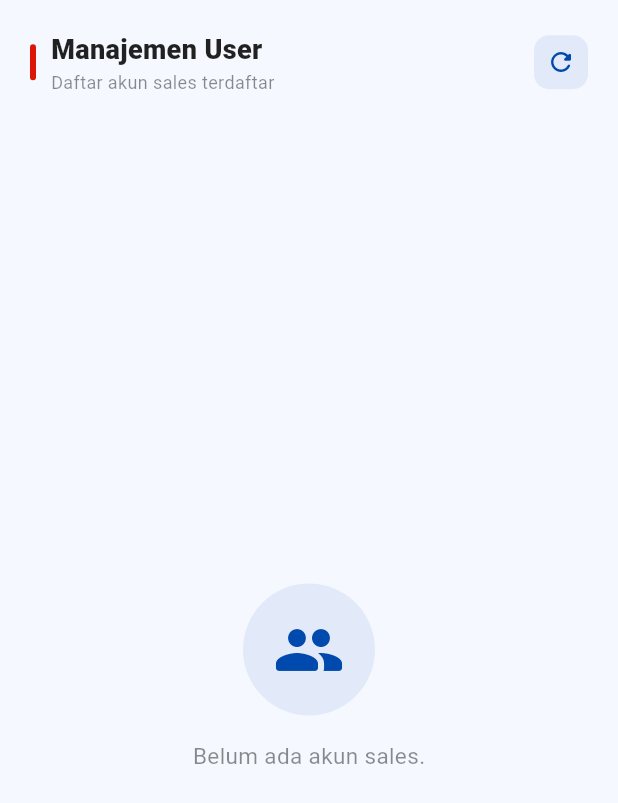
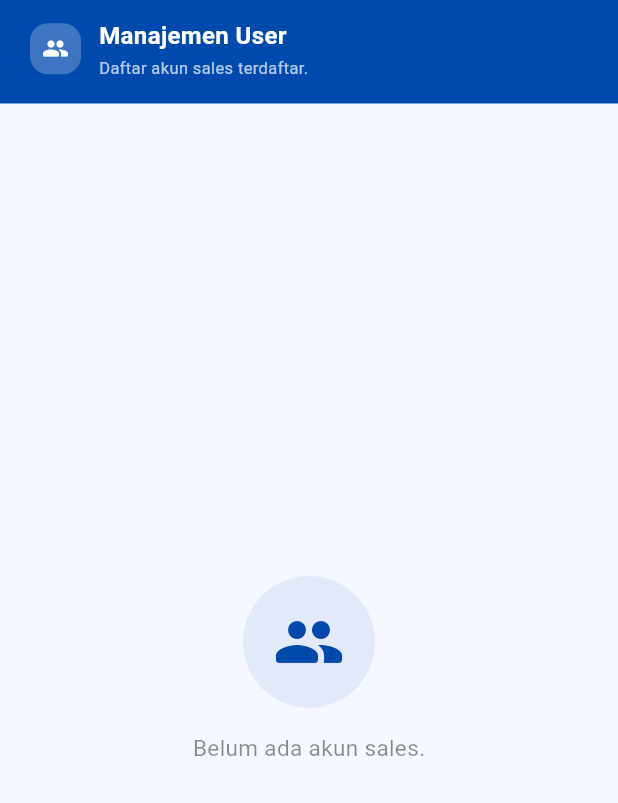
Before and after one commit to januarizka14/monitoring-sales-app, a Flutter app: the AdminUsersTab screen opened directly, on a phone screen of 412 x 824 dp. Shown: the top 803 px of the screen. Run offline on Flutter 3.47's test engine with Material 3 defaults, Android fonts, the phone set to English and light mode, and no system bars; our stand-ins replace geolocator; network calls fail.

Commit message:
Update all files

```diff
--- a/lib/screens/admin_users_tab.dart
+++ b/lib/screens/admin_users_tab.dart
@@ -1,3 +1,5 @@
+import 'dart:async';
+
 import 'package:flutter/material.dart';
 
 import '../services/data_service.dart';
@@ -14,11 +16,23 @@ class _AdminUsersTabState extends State<AdminUsersTab> {
   static const Color accentRed = Color(0xFFDB1607);
 
   late Future<Map<String, dynamic>> _usersFuture;
+  Timer? _autoRefreshTimer;
 
   @override
   void initState() {
     super.initState();
     _refreshUsers();
+    // Auto-refresh tiap 30 detik, tanpa perlu tombol manual
+    _autoRefreshTimer = Timer.periodic(
+      const Duration(seconds: 30),
+      (_) => _refreshUsers(),
+    );
+  }
+
+  @override
+  void dispose() {
+    _autoRefreshTimer?.cancel();
+    super.dispose();
   }
 
   void _refreshUsers() {
@@ -88,53 +102,58 @@ class _AdminUsersTabState extends State<AdminUsersTab> {
   Widget build(BuildContext context) {
     return Scaffold(
       backgroundColor: const Color(0xFFF5F8FF),
-      body: SafeArea(
+      body: Column(
+        crossAxisAlignment: CrossAxisAlignment.start,
+        children: [
+          // Header full-width, menempel di atas, flat, solid color
+          Container(
+            width: double.infinity,
+            padding: EdgeInsets.fromLTRB(
+                20, MediaQuery.of(context).padding.top + 12, 20, 16),
+            color: primaryBlue,
+            child: Row(
+              crossAxisAlignment: CrossAxisAlignment.center,
+              children: [
+                Container(
+                  padding: const EdgeInsets.all(8),
+                  decoration: BoxDecoration(
+                    color: Colors.white24,
+                    borderRadius: BorderRadius.circular(12),
+                  ),
+                  child: const Icon(Icons.people_rounded,
+                      color: Colors.white, size: 18),
+                ),
+                const SizedBox(width: 12),
+                Expanded(
                   child: Column(
                     crossAxisAlignment: CrossAxisAlignment.start,
-          children: [
-            Padding(
-              padding: const EdgeInsets.fromLTRB(20, 20, 20, 16),
-              child: Row(
-                children: [
-                  Container(
-                    width: 4,
-                    height: 24,
-                    decoration: BoxDecoration(
-                      color: accentRed,
-                      borderRadius: BorderRadius.circular(4),
+                    children: const [
+                      Text(
+                        'Manajemen User',
+                        style: TextStyle(
+                          fontSize: 16,
+                          fontWeight: FontWeight.w700,
+                          color: Colors.white,
                         ),
                       ),
-                  const SizedBox(width: 10),
-                  const Column(
-                    crossAxisAlignment: CrossAxisAlignment.start,
-                    children: [
-                      Text('Manajemen User',
+                      SizedBox(height: 2),
+                      Text(
+                        'Daftar akun sales terdaftar.',
                         style: TextStyle(
-                              fontSize: 18,
-                              fontWeight: FontWeight.w800,
-                              color: Colors.black87)),
-                      Text('Daftar akun sales terdaftar',
-                          style:
-                              TextStyle(fontSize: 12, color: Colors.black45)),
-                    ],
-                  ),
-                  const Spacer(),
-                  GestureDetector(
-                    onTap: _refreshUsers,
-                    child: Container(
-                      padding: const EdgeInsets.all(8),
-                      decoration: BoxDecoration(
-                        color: primaryBlue.withOpacity(0.08),
-                        borderRadius: BorderRadius.circular(10),
-                      ),
-                      child: const Icon(Icons.refresh_rounded,
-                          color: primaryBlue, size: 20),
+                          fontSize: 11,
+                          color: Colors.white70,
                         ),
                       ),
                     ],
                   ),
                 ),
+              ],
+            ),
+          ),
+
           Expanded(
+            child: SafeArea(
+              top: false,
               child: FutureBuilder<Map<String, dynamic>>(
                 future: _usersFuture,
                 builder: (context, snapshot) {
@@ -170,7 +189,7 @@ class _AdminUsersTabState extends State<AdminUsersTab> {
                   final List users = data['data_users'] ?? [];
 
                   return ListView.builder(
-                    padding: const EdgeInsets.fromLTRB(20, 0, 20, 24),
+                    padding: const EdgeInsets.fromLTRB(20, 16, 20, 24),
                     itemCount: users.length,
                     itemBuilder: (context, i) {
                       final user = users[i];
@@ -243,8 +262,8 @@ class _AdminUsersTabState extends State<AdminUsersTab> {
                 },
               ),
             ),
+          ),
         ],
-        ),
       ),
     );
   }
```
Also changed, not shown: lib/screens/admin_dashboard_tab.dart (+91 -42 lines), lib/screens/bengkel_tab.dart (+45 -21 lines), lib/screens/dashboard_tab.dart (+90 -68 lines). Lines whose indentation alone changed are shown as unchanged.
